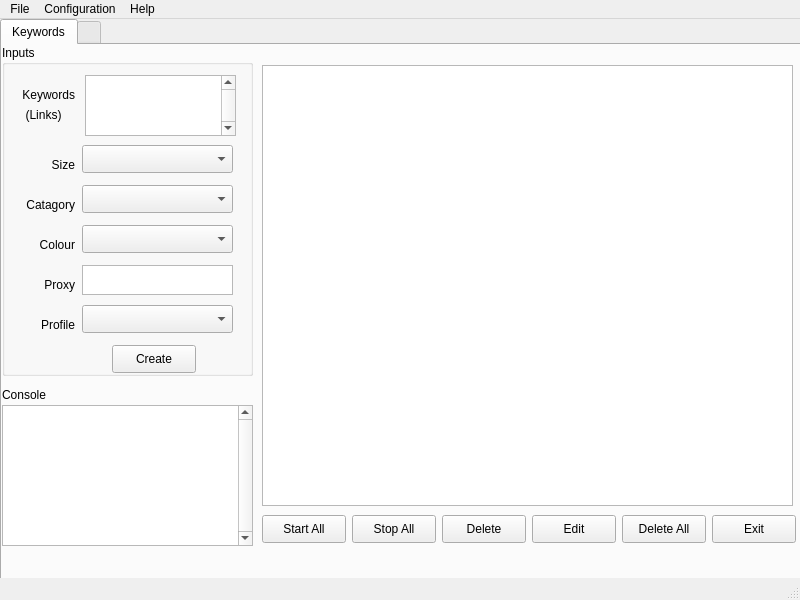
This is supreme/ui/supreme.ui in phongtran0715/shoppingbot as Qt 5 draws it before an edit. The edited form follows.
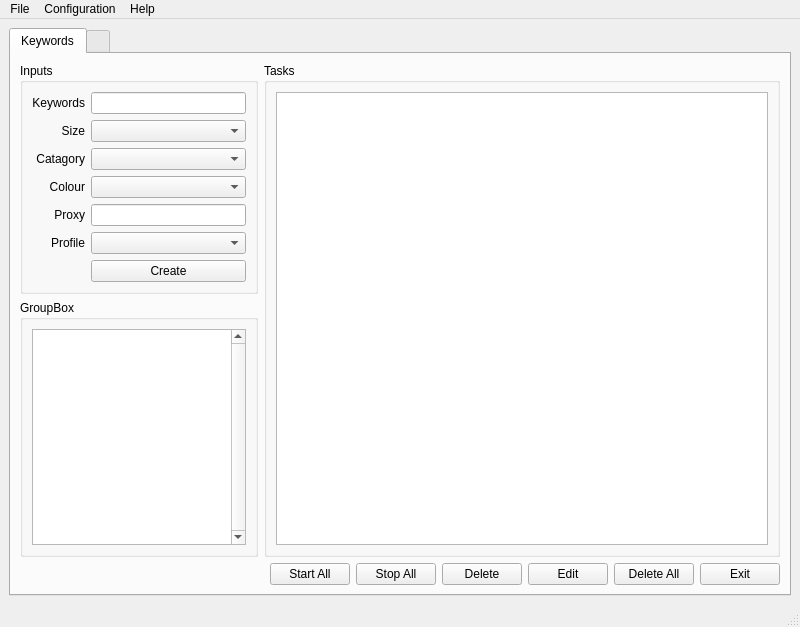
This is the edited form. Icons and pictures are not drawn.

Patch:
```diff
--- a/supreme/ui/supreme.ui
+++ b/supreme/ui/supreme.ui
@@ -2,12 +2,15 @@
 <ui version="4.0">
  <class>mainWindow</class>
  <widget class="QMainWindow" name="mainWindow">
+  <property name="enabled">
+   <bool>true</bool>
+  </property>
   <property name="geometry">
    <rect>
     <x>0</x>
     <y>0</y>
     <width>800</width>
-    <height>600</height>
+    <height>627</height>
    </rect>
   </property>
   <property name="windowTitle">
@@ -18,18 +21,12 @@
     <normaloff>images/supreme-icon.png</normaloff>images/supreme-icon.png</iconset>
   </property>
   <widget class="QWidget" name="centralwidget">
+   <layout class="QGridLayout" name="gridLayout_2">
+    <item row="0" column="0">
    <widget class="QTabWidget" name="tabWidget">
     <property name="enabled">
      <bool>true</bool>
     </property>
-    <property name="geometry">
-     <rect>
-      <x>0</x>
-      <y>0</y>
-      <width>801</width>
-      <height>571</height>
-     </rect>
-    </property>
     <property name="currentIndex">
      <number>0</number>
     </property>
@@ -37,27 +34,44 @@
      <attribute name="title">
       <string>Keywords</string>
      </attribute>
+       <layout class="QGridLayout" name="gridLayout">
+        <item row="3" column="2">
+         <widget class="QPushButton" name="btnStartAll">
+          <property name="text">
+           <string>Start All</string>
+          </property>
+         </widget>
+        </item>
+        <item row="0" column="0" rowspan="2">
      <widget class="QGroupBox" name="groupBox">
-      <property name="geometry">
-       <rect>
-        <x>0</x>
-        <y>0</y>
-        <width>251</width>
-        <height>331</height>
-       </rect>
+          <property name="enabled">
+           <bool>true</bool>
+          </property>
+          <property name="layoutDirection">
+           <enum>Qt::LeftToRight</enum>
+          </property>
+          <property name="autoFillBackground">
+           <bool>false</bool>
       </property>
       <property name="title">
        <string>Inputs</string>
       </property>
+          <property name="alignment">
+           <set>Qt::AlignLeading|Qt::AlignLeft|Qt::AlignTop</set>
+          </property>
+          <layout class="QGridLayout" name="gridLayout_3">
+           <property name="horizontalSpacing">
+            <number>6</number>
+           </property>
+           <item row="8" column="2">
+            <widget class="QPushButton" name="btnCreateTask">
+             <property name="text">
+              <string>Create</string>
+             </property>
+            </widget>
+           </item>
+           <item row="0" column="0">
       <widget class="QLabel" name="label_2">
-       <property name="geometry">
-        <rect>
-         <x>10</x>
-         <y>40</y>
-         <width>63</width>
-         <height>20</height>
-        </rect>
-       </property>
        <property name="text">
         <string>Keywords</string>
        </property>
@@ -65,63 +79,12 @@
         <set>Qt::AlignRight|Qt::AlignTrailing|Qt::AlignVCenter</set>
        </property>
       </widget>
-      <widget class="QLabel" name="label_3">
-       <property name="geometry">
-        <rect>
-         <x>10</x>
-         <y>110</y>
-         <width>63</width>
-         <height>20</height>
-        </rect>
-       </property>
-       <property name="text">
-        <string>Size</string>
-       </property>
-       <property name="alignment">
-        <set>Qt::AlignRight|Qt::AlignTrailing|Qt::AlignVCenter</set>
-       </property>
-      </widget>
-      <widget class="QLabel" name="label_4">
-       <property name="geometry">
-        <rect>
-         <x>10</x>
-         <y>150</y>
-         <width>63</width>
-         <height>20</height>
-        </rect>
-       </property>
-       <property name="text">
-        <string>Catagory</string>
-       </property>
-       <property name="alignment">
-        <set>Qt::AlignRight|Qt::AlignTrailing|Qt::AlignVCenter</set>
-       </property>
-      </widget>
-      <widget class="QLabel" name="label_5">
-       <property name="geometry">
-        <rect>
-         <x>10</x>
-         <y>190</y>
-         <width>63</width>
-         <height>20</height>
-        </rect>
-       </property>
-       <property name="text">
-        <string>Colour</string>
-       </property>
-       <property name="alignment">
-        <set>Qt::AlignRight|Qt::AlignTrailing|Qt::AlignVCenter</set>
-       </property>
-      </widget>
+           </item>
+           <item row="1" column="2">
+            <widget class="QComboBox" name="cbSize"/>
+           </item>
+           <item row="4" column="0">
       <widget class="QLabel" name="label_6">
-       <property name="geometry">
-        <rect>
-         <x>10</x>
-         <y>230</y>
-         <width>63</width>
-         <height>20</height>
-        </rect>
-       </property>
        <property name="text">
         <string>Proxy</string>
        </property>
@@ -129,15 +92,25 @@
         <set>Qt::AlignRight|Qt::AlignTrailing|Qt::AlignVCenter</set>
        </property>
       </widget>
+           </item>
+           <item row="3" column="2">
+            <widget class="QComboBox" name="cbColour"/>
+           </item>
+           <item row="6" column="2">
+            <widget class="QComboBox" name="cbProfile"/>
+           </item>
+           <item row="3" column="0">
+            <widget class="QLabel" name="label_5">
+             <property name="text">
+              <string>Colour</string>
+             </property>
+             <property name="alignment">
+              <set>Qt::AlignRight|Qt::AlignTrailing|Qt::AlignVCenter</set>
+             </property>
+            </widget>
+           </item>
+           <item row="6" column="0">
       <widget class="QLabel" name="label_7">
-       <property name="geometry">
-        <rect>
-         <x>10</x>
-         <y>270</y>
-         <width>63</width>
-         <height>20</height>
-        </rect>
-       </property>
        <property name="text">
         <string>Profile</string>
        </property>
@@ -145,219 +118,103 @@
         <set>Qt::AlignRight|Qt::AlignTrailing|Qt::AlignVCenter</set>
        </property>
       </widget>
-      <widget class="QTextEdit" name="txtKeyword">
-       <property name="geometry">
-        <rect>
-         <x>83</x>
-         <y>30</y>
-         <width>151</width>
-         <height>61</height>
-        </rect>
-       </property>
-       <property name="autoFillBackground">
-        <bool>false</bool>
-       </property>
-       <property name="verticalScrollBarPolicy">
-        <enum>Qt::ScrollBarAlwaysOn</enum>
-       </property>
-      </widget>
-      <widget class="QComboBox" name="cbSize">
-       <property name="geometry">
-        <rect>
-         <x>80</x>
-         <y>100</y>
-         <width>151</width>
-         <height>28</height>
-        </rect>
-       </property>
-      </widget>
-      <widget class="QComboBox" name="cbCatagory">
-       <property name="geometry">
-        <rect>
-         <x>80</x>
-         <y>140</y>
-         <width>151</width>
-         <height>28</height>
-        </rect>
-       </property>
-      </widget>
-      <widget class="QComboBox" name="cbColour">
-       <property name="geometry">
-        <rect>
-         <x>80</x>
-         <y>180</y>
-         <width>151</width>
-         <height>28</height>
-        </rect>
-       </property>
-      </widget>
-      <widget class="QTextEdit" name="txtProxy">
-       <property name="geometry">
-        <rect>
-         <x>80</x>
-         <y>220</y>
-         <width>151</width>
-         <height>30</height>
-        </rect>
-       </property>
-       <property name="autoFillBackground">
-        <bool>false</bool>
-       </property>
-      </widget>
-      <widget class="QComboBox" name="cbProfile">
-       <property name="geometry">
-        <rect>
-         <x>80</x>
-         <y>260</y>
-         <width>151</width>
-         <height>28</height>
-        </rect>
-       </property>
-      </widget>
-      <widget class="QPushButton" name="btnCreateTask">
-       <property name="geometry">
-        <rect>
-         <x>110</x>
-         <y>300</y>
-         <width>84</width>
-         <height>28</height>
-        </rect>
-       </property>
+           </item>
+           <item row="2" column="2">
+            <widget class="QComboBox" name="cbCatagory"/>
+           </item>
+           <item row="4" column="2">
+            <widget class="QLineEdit" name="lineEdit_2"/>
+           </item>
+           <item row="2" column="0">
+            <widget class="QLabel" name="label_4">
        <property name="text">
-        <string>Create</string>
-       </property>
-      </widget>
-      <widget class="QLabel" name="label_8">
-       <property name="geometry">
-        <rect>
-         <x>10</x>
-         <y>60</y>
-         <width>63</width>
-         <height>20</height>
-        </rect>
-       </property>
-       <property name="text">
-        <string>(Links)</string>
-       </property>
+              <string>Catagory</string>
+             </property>
        <property name="alignment">
-        <set>Qt::AlignCenter</set>
-       </property>
-      </widget>
-     </widget>
-     <widget class="QTableView" name="tbListTask">
-      <property name="geometry">
-       <rect>
-        <x>260</x>
-        <y>20</y>
-        <width>531</width>
-        <height>441</height>
-       </rect>
-      </property>
-     </widget>
-     <widget class="QTextEdit" name="txtListConsole">
-      <property name="geometry">
-       <rect>
-        <x>0</x>
-        <y>360</y>
-        <width>251</width>
-        <height>141</height>
-       </rect>
-      </property>
-      <property name="verticalScrollBarPolicy">
-       <enum>Qt::ScrollBarAlwaysOn</enum>
-      </property>
-     </widget>
-     <widget class="QLabel" name="label">
-      <property name="geometry">
-       <rect>
-        <x>0</x>
-        <y>340</y>
-        <width>63</width>
-        <height>20</height>
-       </rect>
-      </property>
+              <set>Qt::AlignRight|Qt::AlignTrailing|Qt::AlignVCenter</set>
+             </property>
+            </widget>
+           </item>
+           <item row="1" column="0">
+            <widget class="QLabel" name="label_3">
       <property name="text">
-       <string>Console</string>
-      </property>
-     </widget>
-     <widget class="QPushButton" name="btnStartAll">
-      <property name="geometry">
-       <rect>
-        <x>260</x>
-        <y>470</y>
-        <width>84</width>
-        <height>28</height>
-       </rect>
-      </property>
-      <property name="text">
-       <string>Start All</string>
-      </property>
-     </widget>
-     <widget class="QPushButton" name="btnStopAll">
-      <property name="geometry">
-       <rect>
-        <x>350</x>
-        <y>470</y>
-        <width>84</width>
-        <height>28</height>
-       </rect>
-      </property>
-      <property name="text">
-       <string>Stop All</string>
-      </property>
-     </widget>
+              <string>Size</string>
+             </property>
+             <property name="alignment">
+              <set>Qt::AlignRight|Qt::AlignTrailing|Qt::AlignVCenter</set>
+             </property>
+            </widget>
+           </item>
+           <item row="0" column="2">
+            <widget class="QLineEdit" name="lineEdit"/>
+           </item>
+          </layout>
+         </widget>
+        </item>
+        <item row="3" column="4">
      <widget class="QPushButton" name="btnDelete">
-      <property name="geometry">
-       <rect>
-        <x>440</x>
-        <y>470</y>
-        <width>84</width>
-        <height>28</height>
-       </rect>
-      </property>
       <property name="text">
        <string>Delete</string>
       </property>
      </widget>
+        </item>
+        <item row="2" column="0">
+         <widget class="QGroupBox" name="groupBox_2">
+          <property name="title">
+           <string>GroupBox</string>
+          </property>
+          <layout class="QGridLayout" name="gridLayout_4">
+           <item row="0" column="0">
+            <widget class="QTextBrowser" name="textBrowser">
+             <property name="verticalScrollBarPolicy">
+              <enum>Qt::ScrollBarAlwaysOn</enum>
+             </property>
+            </widget>
+           </item>
+          </layout>
+         </widget>
+        </item>
+        <item row="3" column="5">
      <widget class="QPushButton" name="btnEdit">
-      <property name="geometry">
-       <rect>
-        <x>530</x>
-        <y>470</y>
-        <width>84</width>
-        <height>28</height>
-       </rect>
-      </property>
       <property name="text">
        <string>Edit</string>
       </property>
      </widget>
+        </item>
+        <item row="3" column="6">
      <widget class="QPushButton" name="btnDeleteAll">
-      <property name="geometry">
-       <rect>
-        <x>620</x>
-        <y>470</y>
-        <width>84</width>
-        <height>28</height>
-       </rect>
-      </property>
       <property name="text">
        <string>Delete All</string>
       </property>
      </widget>
+        </item>
+        <item row="3" column="3">
+         <widget class="QPushButton" name="btnStopAll">
+          <property name="text">
+           <string>Stop All</string>
+          </property>
+         </widget>
+        </item>
+        <item row="3" column="7">
      <widget class="QPushButton" name="btnExit">
-      <property name="geometry">
-       <rect>
-        <x>710</x>
-        <y>470</y>
-        <width>84</width>
-        <height>28</height>
-       </rect>
-      </property>
       <property name="text">
        <string>Exit</string>
       </property>
      </widget>
+        </item>
+        <item row="0" column="1" rowspan="3" colspan="7">
+         <widget class="QGroupBox" name="groupBox_3">
+          <property name="title">
+           <string>Tasks</string>
+          </property>
+          <layout class="QGridLayout" name="gridLayout_5">
+           <item row="0" column="0">
+            <widget class="QTableView" name="tbListTask"/>
+           </item>
+          </layout>
+         </widget>
+        </item>
+       </layout>
     </widget>
     <widget class="QWidget" name="tab_2">
      <attribute name="title">
@@ -365,6 +222,8 @@
      </attribute>
     </widget>
    </widget>
+    </item>
+   </layout>
   </widget>
   <widget class="QMenuBar" name="menubar">
    <property name="geometry">
```
Left out of the diff: 2 changed lines with no effect on the pictures. Lines whose indentation alone changed are shown as unchanged.
